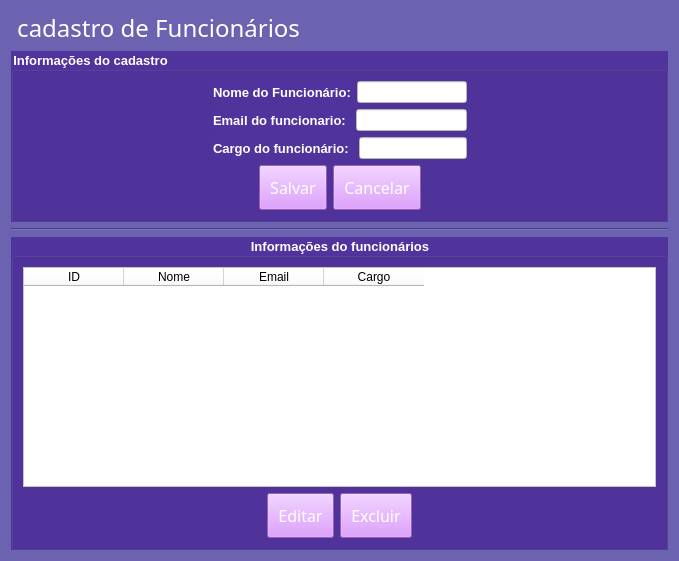
This is view/cadastro_funcionarios.ui in Michel3-01/Sistema_Loja_de_Roupas as Qt 5 draws it before an edit. The edited form follows.
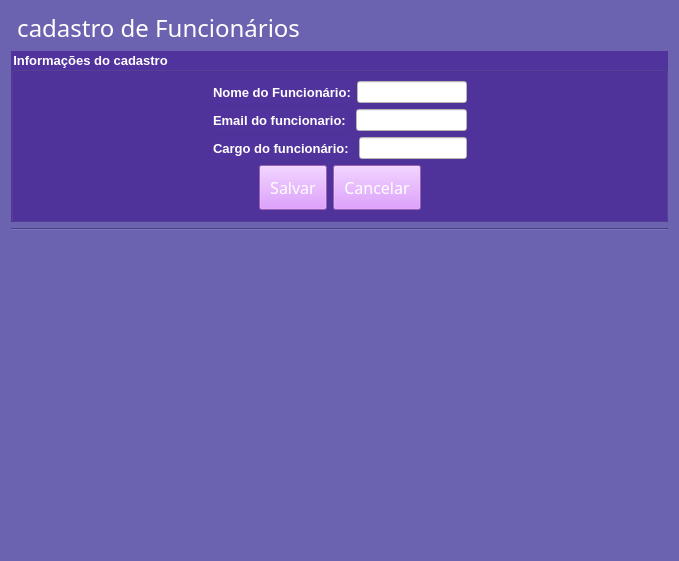
This is the edited form.

The edit to the form file:
```diff
--- a/view/cadastro_funcionarios.ui
+++ b/view/cadastro_funcionarios.ui
@@ -250,132 +250,17 @@
     </widget>
    </item>
    <item>
-    <widget class="QGroupBox" name="groupBox_2">
-     <property name="font">
-      <font>
-       <pointsize>10</pointsize>
-       <weight>75</weight>
-       <bold>true</bold>
-      </font>
+    <spacer name="verticalSpacer">
+     <property name="orientation">
+      <enum>Qt::Vertical</enum>
      </property>
-     <property name="styleSheet">
-      <string notr="true">background-color: rgb(81, 51, 157);
-color:rgb(255,255,255);</string>
+     <property name="sizeHint" stdset="0">
+      <size>
+       <width>20</width>
+       <height>40</height>
+      </size>
      </property>
-     <property name="title">
-      <string>Informações do funcionários</string>
-     </property>
-     <property name="alignment">
-      <set>Qt::AlignCenter</set>
-     </property>
-     <layout class="QVBoxLayout" name="verticalLayout_4">
-      <item>
-       <layout class="QVBoxLayout" name="verticalLayout_3">
-        <item>
-         <widget class="QTableWidget" name="tabela_funcionarios">
-          <property name="styleSheet">
-           <string notr="true">background-color: rgb(255, 255, 255);
-color:rgb(0, 0, 0);
-</string>
-          </property>
-          <column>
-           <property name="text">
-            <string>ID</string>
-           </property>
-          </column>
-          <column>
-           <property name="text">
-            <string>Nome</string>
-           </property>
-          </column>
-          <column>
-           <property name="text">
-            <string>Email</string>
-           </property>
-          </column>
-          <column>
-           <property name="text">
-            <string>Cargo</string>
-           </property>
-          </column>
-         </widget>
-        </item>
-        <item>
-         <layout class="QHBoxLayout" name="horizontalLayout_7">
-          <item>
-           <spacer name="horizontalSpacer_5">
-            <property name="orientation">
-             <enum>Qt::Horizontal</enum>
-            </property>
-            <property name="sizeHint" stdset="0">
-             <size>
-              <width>40</width>
-              <height>20</height>
-             </size>
-            </property>
-           </spacer>
-          </item>
-          <item>
-           <layout class="QHBoxLayout" name="horizontalLayout_6">
-            <item>
-             <widget class="QPushButton" name="editar_btn">
-              <property name="font">
-               <font>
-                <family>Impact</family>
-                <pointsize>12</pointsize>
-               </font>
-              </property>
-              <property name="styleSheet">
-               <string notr="true">background-color: rgb(214, 131, 255);
-color: rgb(255, 255, 255);
-padding: 10px;
-</string>
-              </property>
-              <property name="text">
-               <string>Editar</string>
-              </property>
-             </widget>
-            </item>
-            <item>
-             <widget class="QPushButton" name="excluir_btn">
-              <property name="font">
-               <font>
-                <family>Impact</family>
-                <pointsize>12</pointsize>
-               </font>
-              </property>
-              <property name="styleSheet">
-               <string notr="true">background-color: rgb(214, 131, 255);
-color: rgb(255, 255, 255);
-padding: 10px;
-</string>
-              </property>
-              <property name="text">
-               <string>Excluir</string>
-              </property>
-             </widget>
-            </item>
-           </layout>
-          </item>
-          <item>
-           <spacer name="horizontalSpacer_4">
-            <property name="orientation">
-             <enum>Qt::Horizontal</enum>
-            </property>
-            <property name="sizeHint" stdset="0">
-             <size>
-              <width>40</width>
-              <height>20</height>
-             </size>
-            </property>
-           </spacer>
-          </item>
-         </layout>
-        </item>
-       </layout>
-      </item>
-     </layout>
-    </widget>
+    </spacer>
    </item>
   </layout>
  </widget>
```
